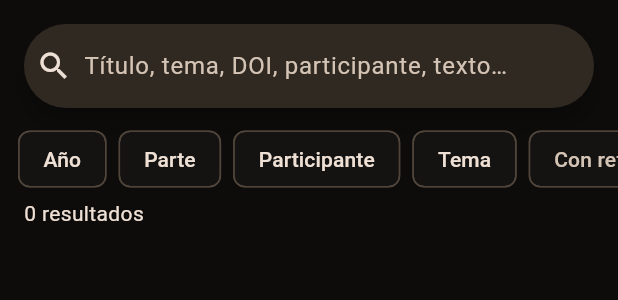
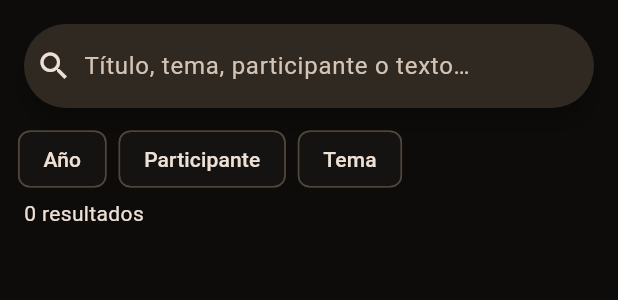
Before and after one commit to airsoto/coffee_break_podcast, a Flutter app: the SearchScreen widget shown alone on an empty page, opened directly, on a phone screen of 412 x 824 dp. Shown: the top 300 px of the screen. Run offline on Flutter 3.47's test engine with Material 3 defaults, Android fonts, the phone set to English and light mode, and no system bars; our stand-ins replace auto_size_text, cached_network_image, fl_chart, font_awesome_flutter, from_css_color, go_router and 6 more; missing offline and left inert: json_path; accounts and stored records are empty; network calls fail.

Commit message:
Refine podcast information and search filters

```diff
--- a/lib/src/screens.dart
+++ b/lib/src/screens.dart
@@ -41,22 +41,20 @@ class EpisodesScreen extends StatelessWidget {
 
 class SearchScreen extends StatefulWidget { const SearchScreen({super.key}); @override State<SearchScreen> createState() => _SearchScreenState(); }
 class _SearchScreenState extends State<SearchScreen> {
-  String query = '', part = 'Todas', participant = 'Todos', topic = 'Todos'; int year = 0; bool refs = false;
+  String query = '', participant = 'Todos', topic = 'Todos'; int year = 0;
   @override Widget build(BuildContext context) {
     final all = context.watch<AppState>().episodes;
     final years = all.map((e) => e.year).where((e) => e > 0).toSet().toList()..sort((a,b) => b.compareTo(a));
     final participants = all.expand((e) => e.participants).toSet().toList()..sort();
     final topics = all.expand((e) => e.topics.map((t) => t.title)).toSet().toList()..sort();
     final q = query.trim().toLowerCase();
-    final results = all.where((e) => (q.isEmpty || e.searchable.contains(q)) && (part == 'Todas' || e.part == part) && (year == 0 || e.year == year) && (participant == 'Todos' || e.participants.contains(participant)) && (topic == 'Todos' || e.topics.any((t) => t.title == topic)) && (!refs || e.hasReferences)).toList();
+    final results = all.where((e) => (q.isEmpty || e.searchable.contains(q)) && (year == 0 || e.year == year) && (participant == 'Todos' || e.participants.contains(participant)) && (topic == 'Todos' || e.topics.any((t) => t.title == topic))).toList();
     return Column(children: [
-      Padding(padding: const EdgeInsets.fromLTRB(16, 16, 16, 8), child: SearchBar(hintText: 'Título, tema, DOI, participante, texto…', leading: const Icon(Icons.search), onChanged: (v) => setState(() => query = v))),
+      Padding(padding: const EdgeInsets.fromLTRB(16, 16, 16, 8), child: SearchBar(hintText: 'Título, tema, participante o texto…', leading: const Icon(Icons.search), onChanged: (v) => setState(() => query = v))),
       SizedBox(height: 52, child: ListView(scrollDirection: Axis.horizontal, padding: const EdgeInsets.symmetric(horizontal: 12), children: [
         FilterMenu(label: year == 0 ? 'Año' : '$year', values: ['Todos', ...years.map((e) => '$e')], onSelected: (v) => setState(() => year = int.tryParse(v) ?? 0)),
-        FilterMenu(label: part == 'Todas' ? 'Parte' : part, values: const ['Todas','A','B'], onSelected: (v) => setState(() => part = v)),
         FilterMenu(label: participant == 'Todos' ? 'Participante' : participant, values: ['Todos', ...participants], onSelected: (v) => setState(() => participant = v)),
         FilterMenu(label: topic == 'Todos' ? 'Tema' : topic, values: ['Todos', ...topics], onSelected: (v) => setState(() => topic = v)),
-        FilterChip(label: const Text('Con referencias'), selected: refs, onSelected: (v) => setState(() => refs = v)),
       ])),
       Padding(padding: const EdgeInsets.symmetric(horizontal: 16), child: Row(children: [Expanded(child: Text('${results.length} resultados')), if (results.isNotEmpty) TextButton.icon(onPressed: () => _createSearchPlaylist(context, context.read<AppState>(), results, q), icon: const Icon(Icons.playlist_add), label: const Text('Crear lista'))])),
       Expanded(child: ListView.builder(padding: const EdgeInsets.all(12), itemCount: results.length, itemBuilder: (_, i) => EpisodeTile(episode: results[i]))),
@@ -189,6 +187,10 @@ void _showPodcastInfo(BuildContext context, AppState state) {
               Text([info.genre, info.language, info.country].where((v) => v.isNotEmpty).join(' · ')),
               const SizedBox(height: 16),
               Text(info.description),
+              const SectionTitle('Desarrollado por Angel Soto'),
+              const Text('Soy un veterinario clínico de pequeños animales, apasionado por la ciencia en general y la física en particular, que ha querido agradecer a todo el equipo de Señal y Ruido todos estos años de enseñanza con esta aplicación. Con toda mi admiración hacia todos los integrantes del programa.'),
+              const SizedBox(height: 8),
+              const Text('Angel Soto (septiembre de 2026)', style: TextStyle(fontStyle: FontStyle.italic)),
               const SectionTitle('Colaboradores'),
               ...info.collaborators.map((c) => ExpansionTile(title: Text(c.name), subtitle: Text(c.role), children: [Padding(padding: const EdgeInsets.fromLTRB(16, 0, 16, 16), child: Text(c.info))])),
               if (info.website.isNotEmpty) TextButton.icon(onPressed: () => launchUrl(Uri.parse(info.website)), icon: const Icon(Icons.open_in_new), label: const Text('Sitio web')),
```
